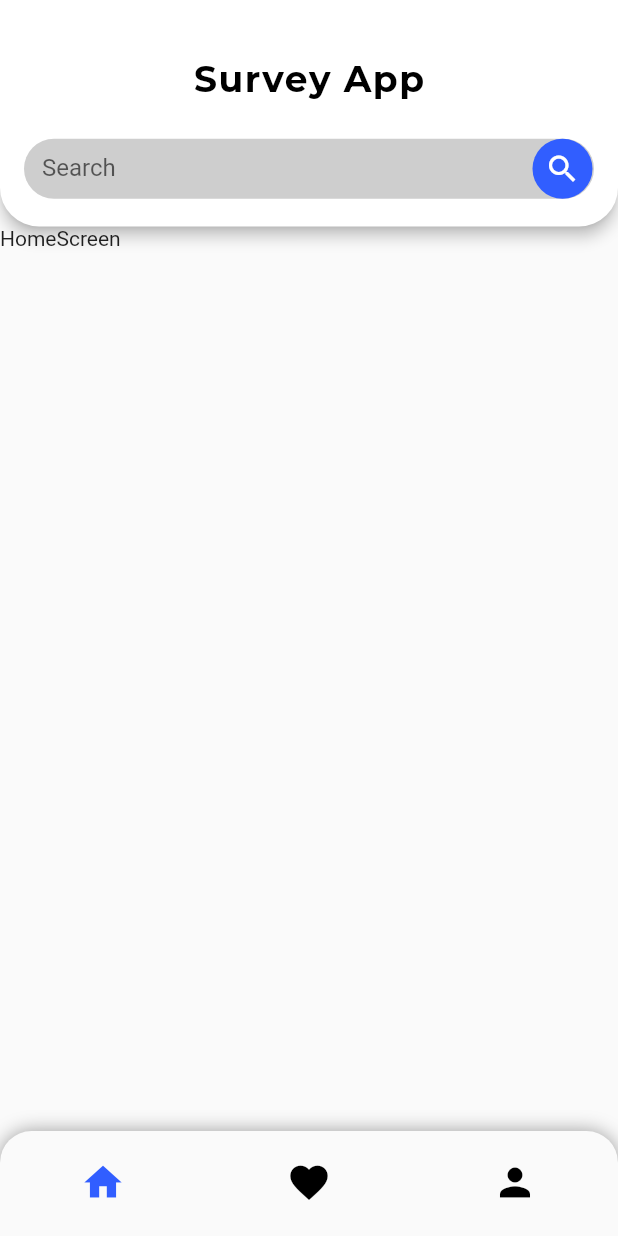
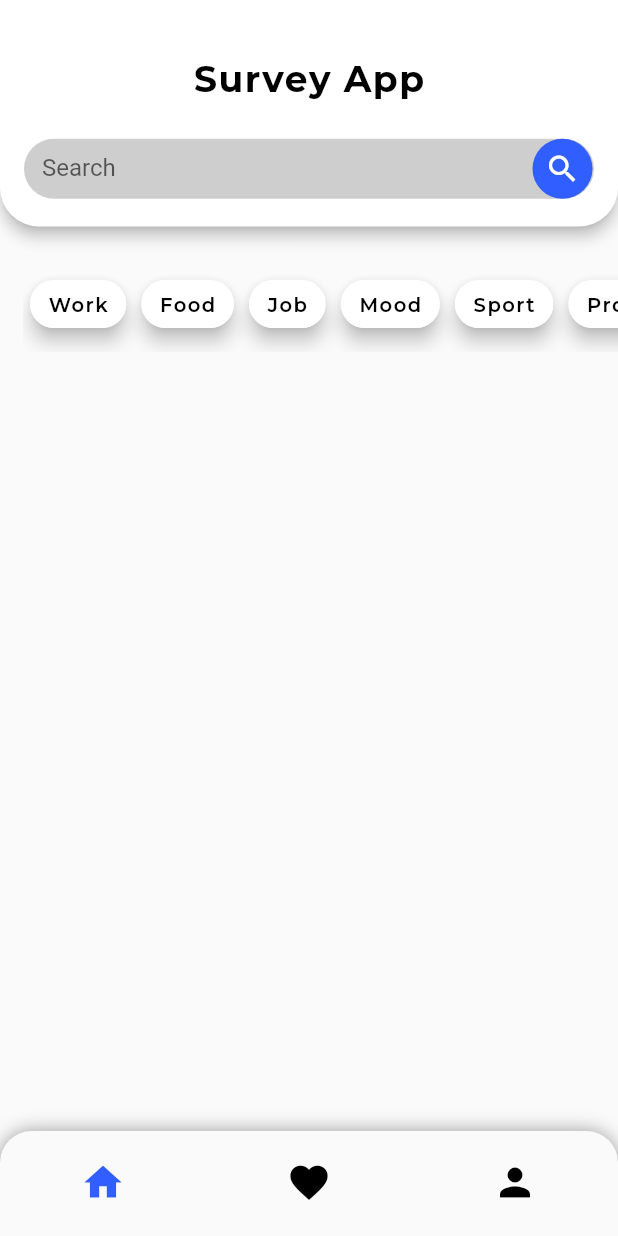
Before and after one commit to denihero/survey_app, a Flutter app: the screen it shows after launch, on a phone screen of 412 x 824 dp. Run offline on Flutter 3.47's test engine with Material 2 defaults, Android fonts, the phone set to English and light mode, and no system bars; our stand-ins replace google_fonts.

Commit message:
add choice chip widget

```diff
--- a/lib/core/constants/style.dart
+++ b/lib/core/constants/style.dart
@@ -11,10 +11,10 @@ TextStyle Monsterats_700_18_FONT_SIZE_BLACK = GoogleFonts.montserrat(
   )
 );
 
-TextStyle Monsterats_600_9_FONT_SIZE_BLACK = GoogleFonts.montserrat(
+TextStyle Monsterats_600_13_FONT_SIZE_BLACK = GoogleFonts.montserrat(
     textStyle: const TextStyle(
         fontWeight: FontWeight.w600,
-        fontSize: 9,
+        fontSize: 13,
         letterSpacing: 1,
         color: BLACK
     )
--- a/lib/presentation/screens/home_screen/home_screen.dart
+++ b/lib/presentation/screens/home_screen/home_screen.dart
@@ -1,5 +1,6 @@
 import 'package:flutter/material.dart';
 import 'package:survey/presentation/screens/home_screen/widget/appbar.dart';
+import 'package:survey/presentation/screens/home_screen/widget/category_choose.dart';
 
 
 
@@ -9,8 +10,17 @@ class HomeScreen extends StatelessWidget {
 
   @override
   Widget build(BuildContext context) {
-    return const Scaffold(
-        appBar: CustomAppbar(),
-        body: Text('HomeScreen'));
+    return  Scaffold(
+        appBar: const CustomAppbar(),
+        body: SingleChildScrollView(
+          child: Column(
+            children: const [
+              Padding(
+                padding: EdgeInsets.only(left: 15,top: 20),
+                child:CategoryChoose( )
+              )
+            ],
+          ),
+        ));
   }
 }
--- /dev/null
+++ b/lib/presentation/screens/home_screen/widget/category_choose.dart
@@ -0,0 +1,34 @@
+import 'package:flutter/material.dart';
+import 'package:survey/core/constants/color.dart';
+import 'package:survey/core/constants/style.dart';
+import 'package:survey/presentation/screens/home_screen/widget/choice_chip.dart';
+
+class CategoryChoose extends StatefulWidget {
+  const CategoryChoose({Key? key,}) : super(key: key);
+  @override
+  State<CategoryChoose> createState() => _CategoryChooseState();
+}
+
+class _CategoryChooseState extends State<CategoryChoose> {
+
+  final _choices = [
+    'Work','Food','Job','Mood','Sport','Programming'
+  ];
+  int? _choiceIndex;
+
+  @override
+  Widget build(BuildContext context) {
+    return SizedBox(
+      height: MediaQuery.of(context).size.height/13,
+      child: ListView.builder(
+        scrollDirection: Axis.horizontal,
+        itemCount: _choices.length,
+        itemBuilder: (context, index) {
+          return  Padding(
+            padding: const EdgeInsets.all(5.0),
+            child: ChoiceChipWidget(choices: _choices, index: index,)
+          );
+        }),
+    );
+  }
+}
--- /dev/null
+++ b/lib/presentation/screens/home_screen/widget/choice_chip.dart
@@ -0,0 +1,40 @@
+import 'package:flutter/material.dart';
+import 'package:survey/core/constants/color.dart';
+import 'package:survey/core/constants/style.dart';
+
+class ChoiceChipWidget extends StatefulWidget {
+  const ChoiceChipWidget({Key? key,required this.choices,required this.index,}) : super(key: key);
+  final List choices;
+  final int index;
+
+  @override
+  State<ChoiceChipWidget> createState() => _ChoiceChipWidgetState();
+}
+
+class _ChoiceChipWidgetState extends State<ChoiceChipWidget> {
+  int? choiceIndex;
+  @override
+  Widget build(BuildContext context) {
+    return ChoiceChip(
+      label: Text(
+        widget.choices[widget.index],
+      ),
+      backgroundColor: WHITE,
+      selectedColor: ORANGE,
+      selected: choiceIndex == widget.index,
+      elevation: 5,
+      shadowColor: BLACK,
+      labelStyle: choiceIndex != null ? Monsterats_600_13_FONT_SIZE_WHITE:Monsterats_600_13_FONT_SIZE_BLACK,
+      onSelected: (isSelected) {
+        setState(() {
+          if(isSelected){
+            choiceIndex = widget.index;
+          }else{
+            choiceIndex = null;
+          }
+        });
+      },
+
+    );
+  }
+}
```
